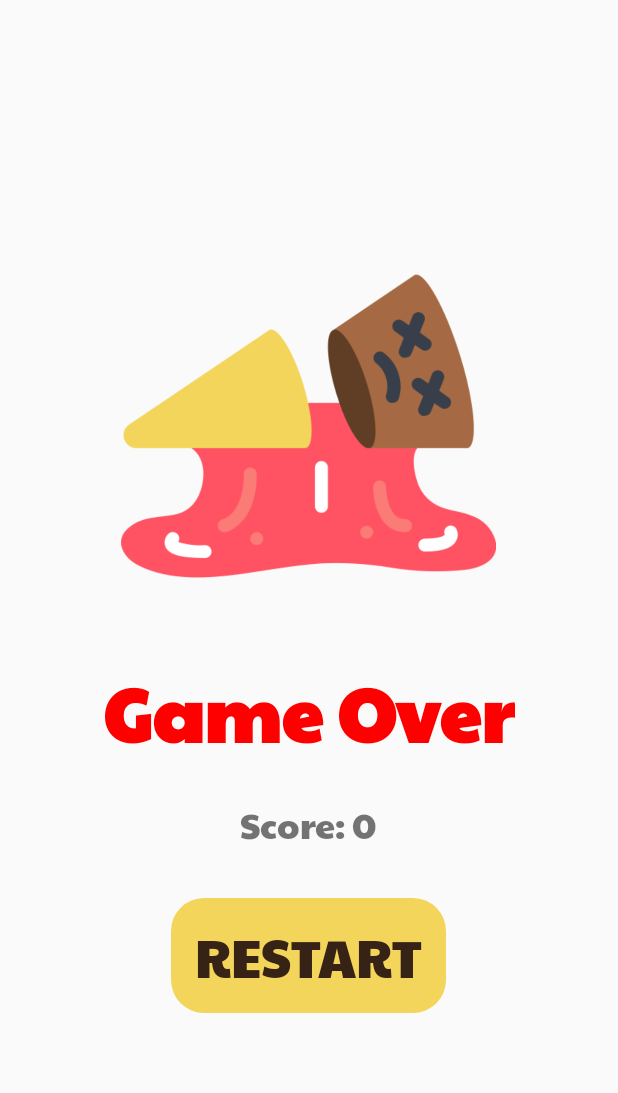
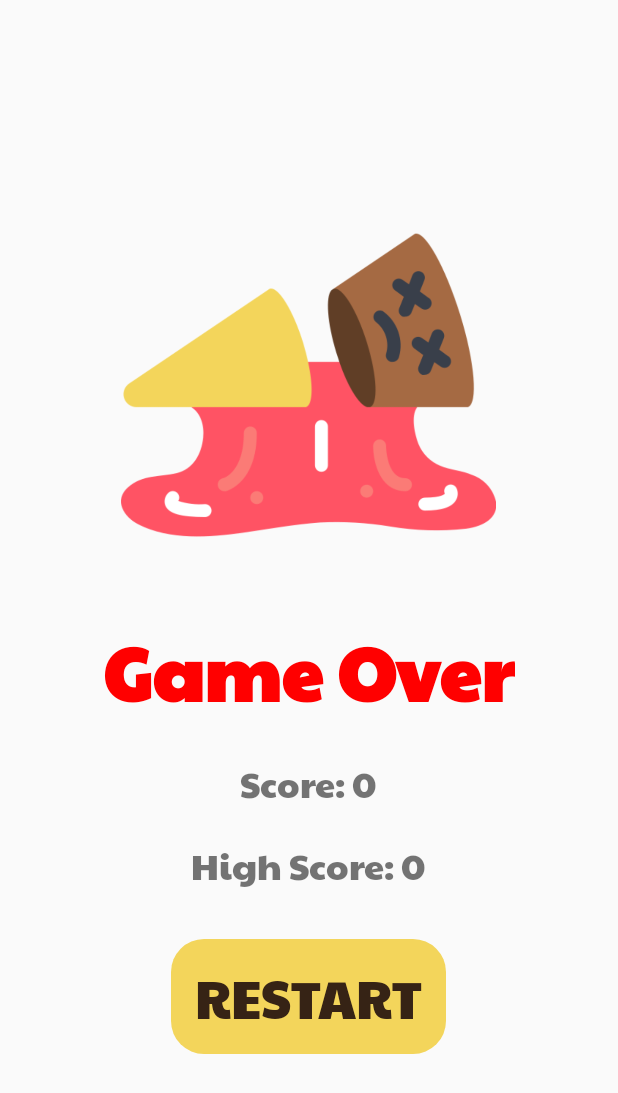
Before and after one commit to SabaAnsari2002/Collecting-Game, an Android app built with Jetpack Compose: the GameOverActivity screen opened directly, with no data from a screen before it, on a phone screen of 412 x 824 dp. Shown: the top 1093 px of the screen. Run offline under Robolectric (Android 15) with nearby library versions, the phone set to English and light mode, and no system bars.

Commit message:
The sixth commit

```diff
--- a/app/src/main/java/com/saba/collectinggame/GameOverActivity.kt
+++ b/app/src/main/java/com/saba/collectinggame/GameOverActivity.kt
@@ -7,6 +7,7 @@ import android.os.Handler
 import android.widget.Button
 import android.widget.TextView
 import androidx.appcompat.app.AppCompatActivity
+
 
 class GameOverActivity : AppCompatActivity() {
     private lateinit var gameOverMusic: MediaPlayer
@@ -19,9 +20,13 @@ class GameOverActivity : AppCompatActivity() {
         gameOverMusic.start()
 
         val score = intent.getIntExtra("score", 0)
+        val highScore = intent.getIntExtra("high_score", 0)
 
         val scoreTextView: TextView = findViewById(R.id.score_text_view)
         scoreTextView.text = "Score: $score"
+
+        val highScoreTextView: TextView = findViewById(R.id.high_score_text_view)
+        highScoreTextView.text = "High Score: $highScore"
 
         val restartButton: Button = findViewById(R.id.restart_button)
 
--- a/app/src/main/res/layout/activity_game_over.xml
+++ b/app/src/main/res/layout/activity_game_over.xml
@@ -1,3 +1,4 @@
+<!-- activity_game_over.xml -->
 <RelativeLayout xmlns:android="http://schemas.android.com/apk/res/android"
     android:layout_width="match_parent"
     android:layout_height="match_parent"
@@ -11,7 +12,6 @@
         android:src="@drawable/game_over_icon"
         android:layout_centerHorizontal="true"
         android:layout_marginTop="10dp"/>
-
 
     <TextView
         android:id="@+id/game_over_text_view"
@@ -36,11 +36,21 @@
         android:fontFamily="@font/paytone"
         android:layout_centerHorizontal="true"/>
 
+    <TextView
+        android:id="@+id/high_score_text_view"
+        android:layout_width="wrap_content"
+        android:layout_height="wrap_content"
+        android:layout_below="@id/score_text_view"
+        android:layout_marginTop="16dp"
+        android:textSize="24sp"
+        android:fontFamily="@font/paytone"
+        android:layout_centerHorizontal="true"/>
+
     <Button
         android:id="@+id/restart_button"
         android:layout_width="wrap_content"
         android:layout_height="wrap_content"
-        android:layout_below="@id/score_text_view"
+        android:layout_below="@id/high_score_text_view"
         android:layout_marginTop="30dp"
         android:text="Restart"
         android:textSize="35sp"
```
Also changed, not shown: app/src/main/java/com/saba/collectinggame/GameView.kt (+42 -3 lines).
